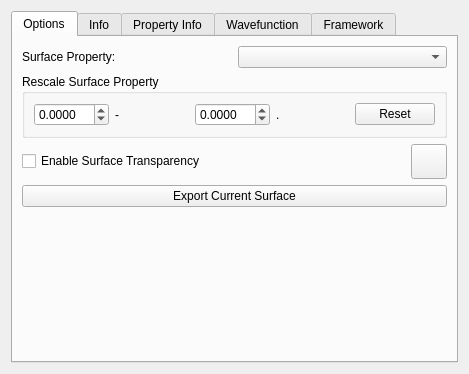
This is src/childpropertycontroller.ui in peterspackman/crystalexplorer as Qt 5 draws it before an edit. The edited form follows.
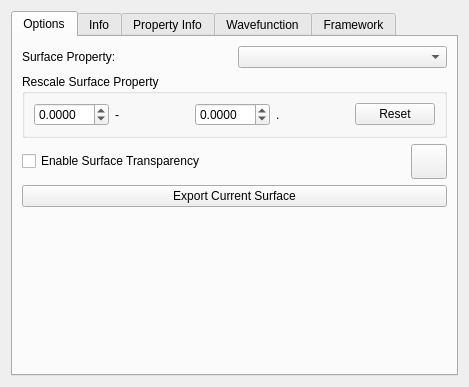
This is the edited form. The open tabs and pages were chosen to show the change. Icons and pictures are not drawn.

Diff of the .ui file:
```diff
--- a/src/childpropertycontroller.ui
+++ b/src/childpropertycontroller.ui
@@ -7,7 +7,7 @@
     <x>0</x>
     <y>0</y>
     <width>469</width>
-    <height>374</height>
+    <height>387</height>
    </rect>
   </property>
   <property name="sizePolicy">
```
Left out of the diff: 45 changed lines with no effect on the pictures.
